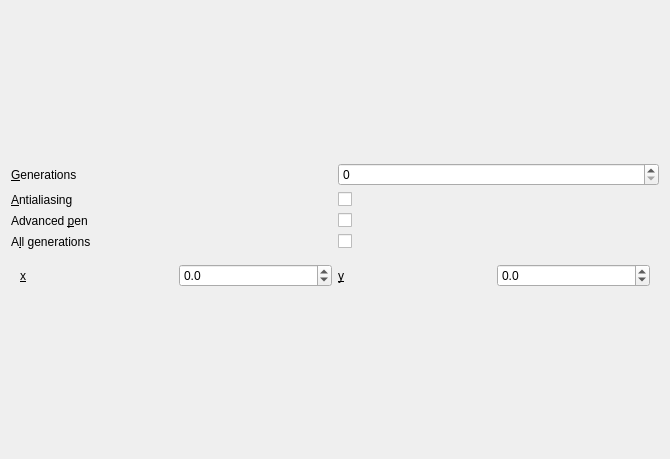
Before: the Qt Designer form controlsdialog.ui in deadmorous/gen_fractal, drawn with Qt 5.
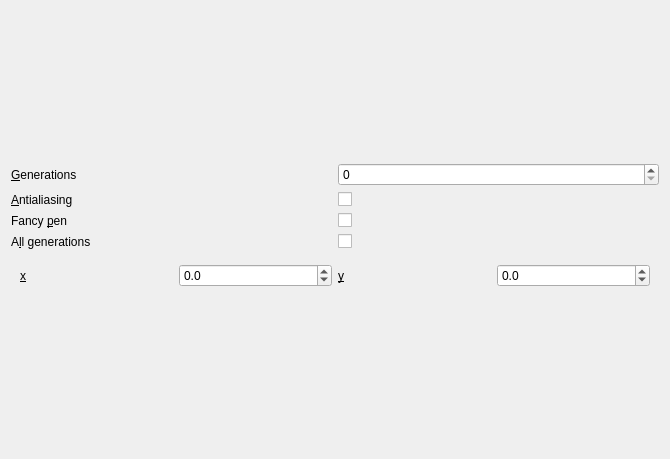
After: the same form once the commit is applied.

```diff
--- a/controlsdialog.ui
+++ b/controlsdialog.ui
@@ -63,7 +63,7 @@
      <item row="2" column="0">
       <widget class="QLabel" name="label_pen">
        <property name="text">
-        <string>Advanced &amp;pen</string>
+        <string>Fancy &amp;pen</string>
        </property>
        <property name="buddy">
         <cstring>checkPen</cstring>
```
